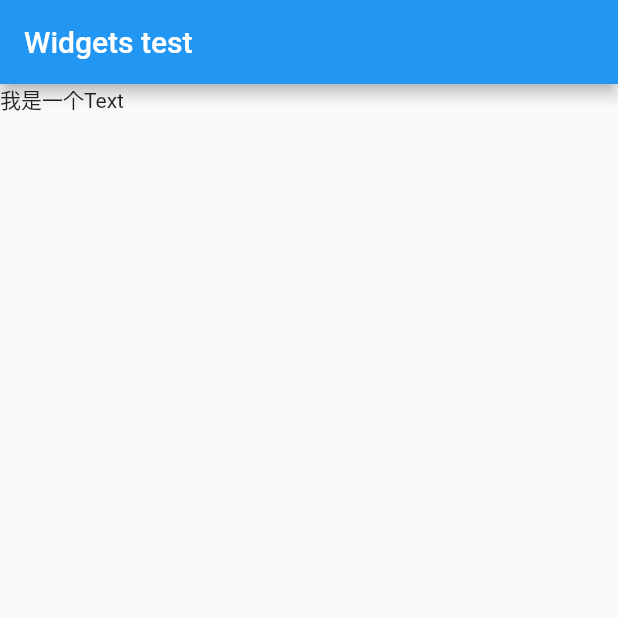
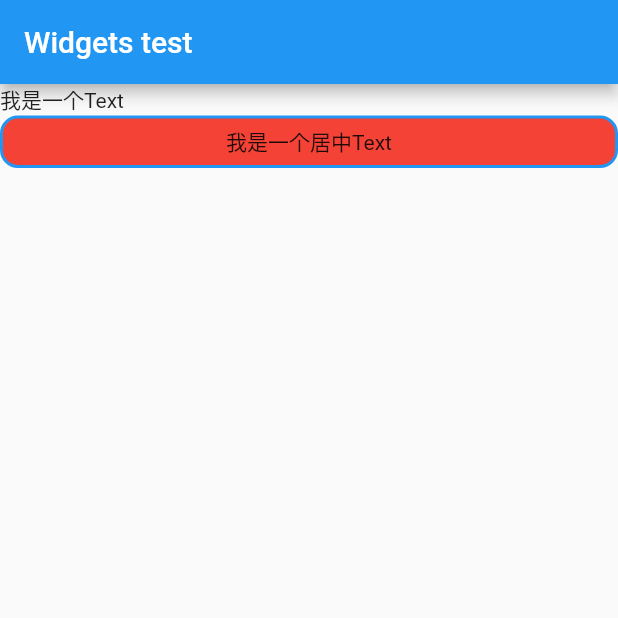
Before and after one commit to jiaoyaning/master_road_flutter, a Flutter app: the screen it shows after launch, after a tap on "widgets test", on a phone screen of 412 x 824 dp, the top half of it. Run offline on Flutter 3.47's test engine with Material 2 defaults, Android fonts, the phone set to English and light mode, and no system bars.

Commit message:
update container

```diff
--- a/lib/widgets/widgets.dart
+++ b/lib/widgets/widgets.dart
@@ -28,10 +28,27 @@ class _WidgetsState extends State<Widgets> {
           appBar: AppBar(
             title: Text('Widgets test'),
           ),
-          body: ListView(
-            scrollDirection: Axis.vertical,
-            children: <Widget>[Text("我是一个Text"),]
-          )),
+          body: ListView(scrollDirection: Axis.vertical, children: <Widget>[
+            Text("我是一个Text"),
+            Container(
+                /**
+               * EdgeInsets类 -> Android Padding
+               *
+               * fromLTRB(double left, double top, double right, double bottom)：分别指定四个方向的填充
+               * all(double value)：所有方向均使用相同数值的填充
+               * only({left, top, right ,bottom })：可以设置具体某个方向的填充(不用全部写完)
+               * symmetric({vertical, horizontal})：用于设置对称方向的填充，vertical指top和bottom，horizontal指left和right。
+               */
+                padding: EdgeInsets.symmetric(vertical: 5),
+                child: Text('我是一个居中Text', textAlign: TextAlign.center),
+                decoration: BoxDecoration(
+                    color: Colors.red,
+                    borderRadius: BorderRadius.circular(12),
+                    border: Border.all(
+                      color: Colors.blue,
+                      width: 2,
+                    ))),
+          ])),
     );
   }
 }
```
Also changed, not shown: pubspec.lock.
